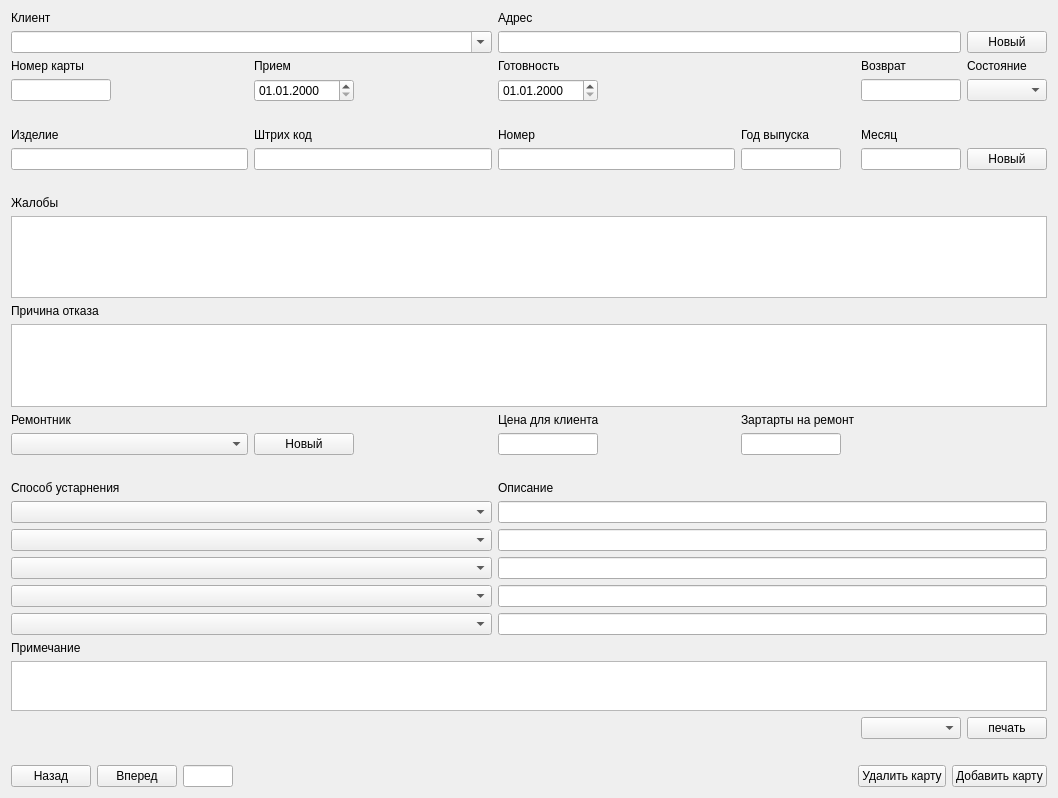
This is mainwindow.ui in Flamio/RepairCards as Qt 5 draws it before an edit. The edited form follows.
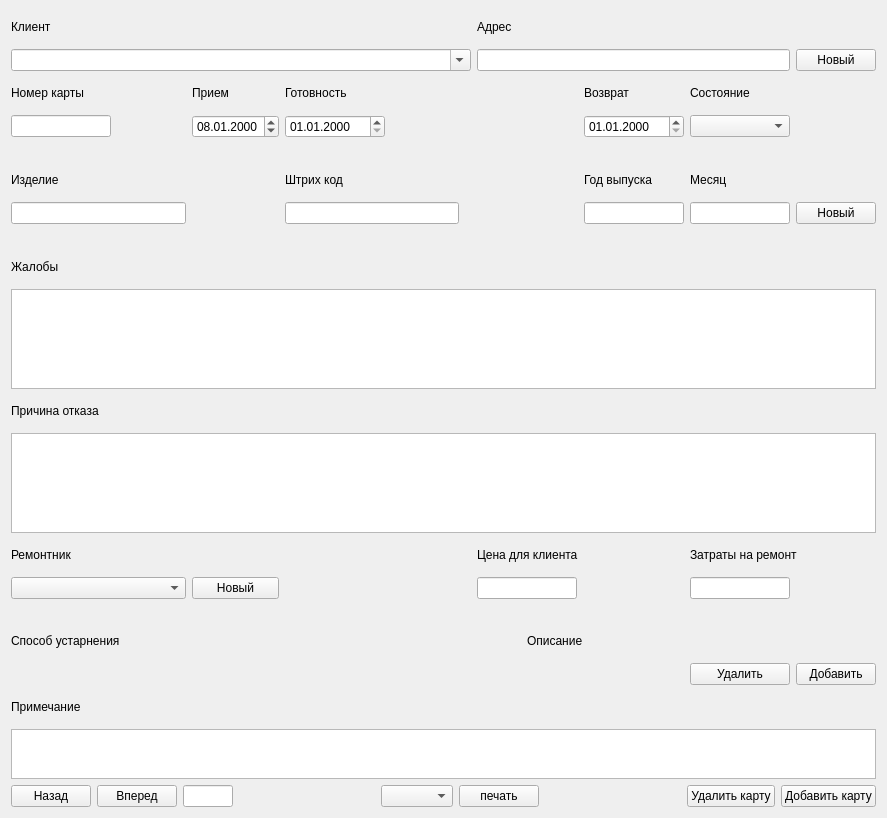
This is the edited form.

```diff
--- a/mainwindow.ui
+++ b/mainwindow.ui
@@ -6,8 +6,8 @@
    <rect>
     <x>0</x>
     <y>0</y>
-    <width>1058</width>
-    <height>798</height>
+    <width>887</width>
+    <height>818</height>
    </rect>
   </property>
   <property name="windowTitle">
@@ -19,10 +19,14 @@
      <layout class="QVBoxLayout" name="verticalLayout">
       <item>
        <layout class="QGridLayout" name="gridLayout">
-        <item row="19" column="0" colspan="2">
-         <widget class="QComboBox" name="comboBox_8"/>
+        <item row="12" column="7" colspan="2">
+         <widget class="QLabel" name="label_17">
+          <property name="text">
+           <string>Затраты на ремонт</string>
+          </property>
+         </widget>
         </item>
-        <item row="1" column="2" colspan="3">
+        <item row="1" column="5" colspan="3">
          <widget class="QLineEdit" name="lineEdit">
           <property name="maximumSize">
            <size>
@@ -32,13 +36,6 @@
           </property>
          </widget>
         </item>
-        <item row="2" column="2">
-         <widget class="QLabel" name="label_5">
-          <property name="text">
-           <string>Готовность</string>
-          </property>
-         </widget>
-        </item>
         <item row="12" column="0">
          <widget class="QLabel" name="label_15">
           <property name="text">
@@ -46,30 +43,7 @@
           </property>
          </widget>
         </item>
-        <item row="2" column="5">
-         <widget class="QLabel" name="label_7">
-          <property name="text">
-           <string>Состояние</string>
-          </property>
-         </widget>
-        </item>
-        <item row="3" column="5">
-         <widget class="QComboBox" name="comboBox_2"/>
-        </item>
-        <item row="24" column="0">
-         <spacer name="horizontalSpacer_5">
-          <property name="orientation">
-           <enum>Qt::Horizontal</enum>
-          </property>
-          <property name="sizeHint" stdset="0">
-           <size>
-            <width>40</width>
-            <height>20</height>
-           </size>
-          </property>
-         </spacer>
-        </item>
-        <item row="1" column="5">
+        <item row="1" column="8">
          <widget class="QPushButton" name="pushButton">
           <property name="maximumSize">
            <size>
@@ -82,40 +56,9 @@
           </property>
          </widget>
         </item>
-        <item row="23" column="4">
-         <widget class="QComboBox" name="comboBox_5"/>
-        </item>
-        <item row="6" column="5">
-         <widget class="QPushButton" name="pushButton_2">
-          <property name="text">
-           <string>Новый</string>
-          </property>
-         </widget>
-        </item>
         <item row="13" column="0">
          <widget class="QComboBox" name="comboBox_3"/>
         </item>
-        <item row="2" column="4">
-         <widget class="QLabel" name="label_6">
-          <property name="text">
-           <string>Возврат</string>
-          </property>
-         </widget>
-        </item>
-        <item row="12" column="2">
-         <widget class="QLabel" name="label_16">
-          <property name="text">
-           <string>Цена для клиента</string>
-          </property>
-         </widget>
-        </item>
-        <item row="5" column="2">
-         <widget class="QLabel" name="label_10">
-          <property name="text">
-           <string>Номер</string>
-          </property>
-         </widget>
-        </item>
         <item row="5" column="0">
          <widget class="QLabel" name="label_8">
           <property name="text">
@@ -130,84 +73,30 @@
           </property>
          </widget>
         </item>
-        <item row="6" column="1">
-         <widget class="QLineEdit" name="lineEdit_7"/>
-        </item>
-        <item row="1" column="0" colspan="2">
+        <item row="1" column="0" colspan="5">
          <widget class="QComboBox" name="comboBox">
           <property name="editable">
            <bool>true</bool>
           </property>
          </widget>
         </item>
-        <item row="21" column="0">
+        <item row="19" column="0">
          <widget class="QLabel" name="label_20">
           <property name="text">
            <string>Примечание</string>
           </property>
          </widget>
         </item>
-        <item row="23" column="5">
-         <widget class="QPushButton" name="pushButton_6">
-          <property name="text">
-           <string>печать</string>
-          </property>
-         </widget>
-        </item>
         <item row="6" column="0">
          <widget class="QLineEdit" name="lineEdit_6"/>
         </item>
-        <item row="15" column="0" colspan="2">
-         <widget class="QLabel" name="label_18">
-          <property name="text">
-           <string>Способ устарнения</string>
-          </property>
-         </widget>
-        </item>
-        <item row="5" column="1">
-         <widget class="QLabel" name="label_9">
-          <property name="text">
-           <string>Штрих код</string>
-          </property>
-         </widget>
-        </item>
-        <item row="2" column="1">
-         <widget class="QLabel" name="label_4">
-          <property name="text">
-           <string>Прием</string>
-          </property>
-         </widget>
-        </item>
-        <item row="13" column="1">
-         <widget class="QPushButton" name="pushButton_3">
-          <property name="maximumSize">
-           <size>
-            <width>100</width>
-            <height>16777215</height>
-           </size>
-          </property>
-          <property name="text">
-           <string>Новый</string>
-          </property>
-         </widget>
-        </item>
-        <item row="0" column="2" colspan="3">
+        <item row="0" column="5" colspan="3">
          <widget class="QLabel" name="label_2">
           <property name="text">
            <string>Адрес</string>
           </property>
          </widget>
         </item>
-        <item row="13" column="3">
-         <widget class="QLineEdit" name="lineEdit_12">
-          <property name="maximumSize">
-           <size>
-            <width>100</width>
-            <height>16777215</height>
-           </size>
-          </property>
-         </widget>
-        </item>
         <item row="14" column="0">
          <spacer name="horizontalSpacer_3">
           <property name="orientation">
@@ -221,16 +110,6 @@
           </property>
          </spacer>
         </item>
-        <item row="6" column="3">
-         <widget class="QLineEdit" name="lineEdit_9">
-          <property name="maximumSize">
-           <size>
-            <width>100</width>
-            <height>16777215</height>
-           </size>
-          </property>
-         </widget>
-        </item>
         <item row="3" column="0">
          <widget class="QLineEdit" name="lineEdit_5">
           <property name="maximumSize">
@@ -241,29 +120,6 @@
           </property>
          </widget>
         </item>
-        <item row="13" column="2">
-         <widget class="QLineEdit" name="lineEdit_11">
-          <property name="maximumSize">
-           <size>
-            <width>100</width>
-            <height>16777215</height>
-           </size>
-          </property>
-         </widget>
-        </item>
-        <item row="3" column="2">
-         <widget class="QDateEdit" name="dateEdit_2">
-          <property name="maximumSize">
-           <size>
-            <width>100</width>
-            <height>16777215</height>
-           </size>
-          </property>
-          <property name="displayFormat">
-           <string>dd.MM.yyyy</string>
-          </property>
-         </widget>
-        </item>
         <item row="7" column="0">
          <spacer name="horizontalSpacer_2">
           <property name="orientation">
@@ -277,13 +133,6 @@
           </property>
          </spacer>
         </item>
-        <item row="5" column="4">
-         <widget class="QLabel" name="label_12">
-          <property name="text">
-           <string>Месяц</string>
-          </property>
-         </widget>
-        </item>
         <item row="10" column="0">
          <widget class="QLabel" name="label_14">
           <property name="text">
@@ -291,7 +140,7 @@
           </property>
          </widget>
         </item>
-        <item row="9" column="0" colspan="6">
+        <item row="9" column="0" colspan="9">
          <widget class="QTextEdit" name="textEdit">
           <property name="maximumSize">
            <size>
@@ -301,9 +150,6 @@
           </property>
          </widget>
         </item>
-        <item row="6" column="2">
-         <widget class="QLineEdit" name="lineEdit_8"/>
-        </item>
         <item row="8" column="0">
          <widget class="QLabel" name="label_13">
           <property name="text">
@@ -311,21 +157,14 @@
           </property>
          </widget>
         </item>
-        <item row="0" column="0" colspan="2">
+        <item row="0" column="0" colspan="5">
          <widget class="QLabel" name="label">
           <property name="text">
            <string>Клиент</string>
           </property>
          </widget>
         </item>
-        <item row="15" column="2" colspan="4">
-         <widget class="QLabel" name="label_19">
-          <property name="text">
-           <string>Описание</string>
-          </property>
-         </widget>
-        </item>
-        <item row="11" column="0" colspan="6">
+        <item row="11" column="0" colspan="9">
          <widget class="QTextEdit" name="textEdit_2">
           <property name="maximumSize">
            <size>
@@ -335,40 +174,7 @@
           </property>
          </widget>
         </item>
-        <item row="16" column="2" colspan="4">
-         <widget class="QLineEdit" name="lineEdit_3"/>
-        </item>
-        <item row="12" column="3">
-         <widget class="QLabel" name="label_17">
-          <property name="text">
-           <string>Зартарты на ремонт</string>
-          </property>
-         </widget>
-        </item>
-        <item row="3" column="4">
-         <widget class="QLineEdit" name="lineEdit_2">
-          <property name="maximumSize">
-           <size>
-            <width>100</width>
-            <height>16777215</height>
-           </size>
-          </property>
-         </widget>
-        </item>
-        <item row="3" column="1">
-         <widget class="QDateEdit" name="dateEdit">
-          <property name="maximumSize">
-           <size>
-            <width>100</width>
-            <height>16777215</height>
-           </size>
-          </property>
-          <property name="displayFormat">
-           <string>dd.MM.yyyy</string>
-          </property>
-         </widget>
-        </item>
-        <item row="22" column="0" colspan="6">
+        <item row="21" column="0" colspan="9">
          <widget class="QTextEdit" name="textEdit_3">
           <property name="maximumSize">
            <size>
@@ -378,15 +184,132 @@
           </property>
          </widget>
         </item>
-        <item row="5" column="3">
+        <item row="4" column="0" colspan="9">
+         <spacer name="horizontalSpacer">
+          <property name="orientation">
+           <enum>Qt::Horizontal</enum>
+          </property>
+          <property name="sizeHint" stdset="0">
+           <size>
+            <width>40</width>
+            <height>20</height>
+           </size>
+          </property>
+         </spacer>
+        </item>
+        <item row="18" column="8">
+         <widget class="QPushButton" name="pushButton_4">
+          <property name="text">
+           <string>Добавить</string>
+          </property>
+         </widget>
+        </item>
+        <item row="18" column="0">
+         <spacer name="horizontalSpacer_5">
+          <property name="orientation">
+           <enum>Qt::Horizontal</enum>
+          </property>
+          <property name="sizeHint" stdset="0">
+           <size>
+            <width>40</width>
+            <height>20</height>
+           </size>
+          </property>
+         </spacer>
+        </item>
+        <item row="13" column="7">
+         <widget class="QLineEdit" name="lineEdit_12">
+          <property name="maximumSize">
+           <size>
+            <width>100</width>
+            <height>16777215</height>
+           </size>
+          </property>
+         </widget>
+        </item>
+        <item row="18" column="7">
+         <widget class="QPushButton" name="pushButton_5">
+          <property name="text">
+           <string>Удалить</string>
+          </property>
+         </widget>
+        </item>
+        <item row="6" column="8">
+         <widget class="QPushButton" name="pushButton_2">
+          <property name="text">
+           <string>Новый</string>
+          </property>
+         </widget>
+        </item>
+        <item row="6" column="7">
+         <widget class="QLineEdit" name="lineEdit_10">
+          <property name="maximumSize">
+           <size>
+            <width>100</width>
+            <height>16777215</height>
+           </size>
+          </property>
+         </widget>
+        </item>
+        <item row="5" column="7">
+         <widget class="QLabel" name="label_12">
+          <property name="text">
+           <string>Месяц</string>
+          </property>
+         </widget>
+        </item>
+        <item row="5" column="6">
          <widget class="QLabel" name="label_11">
           <property name="text">
            <string>Год выпуска</string>
           </property>
          </widget>
         </item>
-        <item row="6" column="4">
-         <widget class="QLineEdit" name="lineEdit_10">
+        <item row="16" column="0" colspan="9">
+         <layout class="QVBoxLayout" name="verticalLayout_3">
+          <item>
+           <layout class="QHBoxLayout" name="horizontalLayout">
+            <item>
+             <widget class="QLabel" name="label_18">
+              <property name="minimumSize">
+               <size>
+                <width>510</width>
+                <height>0</height>
+               </size>
+              </property>
+              <property name="maximumSize">
+               <size>
+                <width>510</width>
+                <height>16777215</height>
+               </size>
+              </property>
+              <property name="text">
+               <string>Способ устарнения</string>
+              </property>
+             </widget>
+            </item>
+            <item>
+             <widget class="QLabel" name="label_19">
+              <property name="maximumSize">
+               <size>
+                <width>16777215</width>
+                <height>16777215</height>
+               </size>
+              </property>
+              <property name="text">
+               <string>Описание</string>
+              </property>
+             </widget>
+            </item>
+           </layout>
+          </item>
+          <item>
+           <layout class="QHBoxLayout" name="horizontalLayout_4"/>
+          </item>
+         </layout>
+        </item>
+        <item row="6" column="6">
+         <widget class="QLineEdit" name="lineEdit_9">
           <property name="maximumSize">
            <size>
             <width>100</width>
@@ -395,48 +318,128 @@
           </property>
          </widget>
         </item>
-        <item row="4" column="0" colspan="6">
-         <spacer name="horizontalSpacer">
-          <property name="orientation">
-           <enum>Qt::Horizontal</enum>
+        <item row="3" column="1">
+         <widget class="QDateEdit" name="dateEdit">
+          <property name="maximumSize">
+           <size>
+            <width>100</width>
+            <height>16777215</height>
+           </size>
           </property>
-          <property name="sizeHint" stdset="0">
+          <property name="dateTime">
+           <datetime>
+            <hour>0</hour>
+            <minute>0</minute>
+            <second>0</second>
+            <year>2000</year>
+            <month>1</month>
+            <day>8</day>
+           </datetime>
+          </property>
+          <property name="currentSection">
+           <enum>QDateTimeEdit::DaySection</enum>
+          </property>
+          <property name="displayFormat">
+           <string>dd.MM.yyyy</string>
+          </property>
+         </widget>
+        </item>
+        <item row="3" column="2">
+         <widget class="QDateEdit" name="dateEdit_2">
+          <property name="maximumSize">
            <size>
-            <width>40</width>
-            <height>20</height>
+            <width>100</width>
+            <height>16777215</height>
            </size>
           </property>
-         </spacer>
+          <property name="displayFormat">
+           <string>dd.MM.yyyy</string>
+          </property>
+         </widget>
         </item>
-        <item row="16" column="0" colspan="2">
-         <widget class="QComboBox" name="comboBox_4"/>
+        <item row="2" column="1">
+         <widget class="QLabel" name="label_4">
+          <property name="text">
+           <string>Прием</string>
+          </property>
+         </widget>
         </item>
-        <item row="17" column="0" colspan="2">
-         <widget class="QComboBox" name="comboBox_6"/>
+        <item row="2" column="2">
+         <widget class="QLabel" name="label_5">
+          <property name="text">
+           <string>Готовность</string>
+          </property>
+         </widget>
         </item>
-        <item row="18" column="0" colspan="2">
-         <widget class="QComboBox" name="comboBox_7"/>
+        <item row="3" column="6">
+         <widget class="QDateEdit" name="dateEdit_3">
+          <property name="displayFormat">
+           <string>dd.MM.yyyy</string>
+          </property>
+         </widget>
         </item>
-        <item row="20" column="0" colspan="2">
-         <widget class="QComboBox" name="comboBox_9"/>
+        <item row="2" column="6">
+         <widget class="QLabel" name="label_6">
+          <property name="text">
+           <string>Возврат</string>
+          </property>
+         </widget>
         </item>
-        <item row="17" column="2" colspan="4">
-         <widget class="QLineEdit" name="lineEdit_13"/>
+        <item row="3" column="7">
+         <widget class="QComboBox" name="comboBox_2"/>
         </item>
-        <item row="18" column="2" colspan="4">
-         <widget class="QLineEdit" name="lineEdit_14"/>
+        <item row="2" column="7">
+         <widget class="QLabel" name="label_7">
+          <property name="text">
+           <string>Состояние</string>
+          </property>
+         </widget>
         </item>
-        <item row="19" column="2" colspan="4">
-         <widget class="QLineEdit" name="lineEdit_15"/>
+        <item row="6" column="2">
+         <widget class="QLineEdit" name="lineEdit_7"/>
         </item>
-        <item row="20" column="2" colspan="4">
-         <widget class="QLineEdit" name="lineEdit_16"/>
+        <item row="5" column="2">
+         <widget class="QLabel" name="label_9">
+          <property name="text">
+           <string>Штрих код</string>
+          </property>
+         </widget>
+        </item>
+        <item row="13" column="5">
+         <widget class="QLineEdit" name="lineEdit_11">
+          <property name="maximumSize">
+           <size>
+            <width>100</width>
+            <height>16777215</height>
+           </size>
+          </property>
+         </widget>
+        </item>
+        <item row="12" column="5">
+         <widget class="QLabel" name="label_16">
+          <property name="text">
+           <string>Цена для клиента</string>
+          </property>
+         </widget>
+        </item>
+        <item row="13" column="1">
+         <widget class="QPushButton" name="pushButton_3">
+          <property name="maximumSize">
+           <size>
+            <width>100</width>
+            <height>16777215</height>
+           </size>
+          </property>
+          <property name="text">
+           <string>Новый</string>
+          </property>
+         </widget>
         </item>
        </layout>
       </item>
       <item>
        <layout class="QGridLayout" name="gridLayout_2">
-        <item row="0" column="4">
+        <item row="0" column="7">
          <widget class="QPushButton" name="pushButton_9">
           <property name="text">
            <string>Удалить карту</string>
@@ -486,13 +489,36 @@
           </property>
          </widget>
         </item>
-        <item row="0" column="5">
+        <item row="0" column="8">
          <widget class="QPushButton" name="pushButton_10">
           <property name="text">
            <string>Добавить карту</string>
           </property>
          </widget>
         </item>
+        <item row="0" column="6">
+         <spacer name="horizontalSpacer_6">
+          <property name="orientation">
+           <enum>Qt::Horizontal</enum>
+          </property>
+          <property name="sizeHint" stdset="0">
+           <size>
+            <width>40</width>
+            <height>20</height>
+           </size>
+          </property>
+         </spacer>
+        </item>
+        <item row="0" column="5">
+         <widget class="QPushButton" name="pushButton_6">
+          <property name="text">
+           <string>печать</string>
+          </property>
+         </widget>
+        </item>
+        <item row="0" column="4">
+         <widget class="QComboBox" name="comboBox_5"/>
+        </item>
        </layout>
       </item>
      </layout>
```
